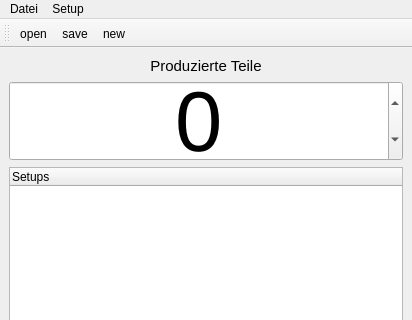
Before: the Qt Designer form QT_MainWindow_PlotterWizard.ui in hidbefra/PlotterWizard, drawn with Qt 5; both pictures show x 0 to 412 and y 0 to 320 of the 412 by 688 pixel window.
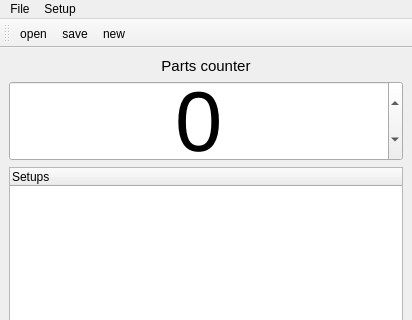
After: the same form once the commit is applied. Icons and pictures are not drawn.

Patch:
```diff
--- a/QT_MainWindow_PlotterWizard.ui
+++ b/QT_MainWindow_PlotterWizard.ui
@@ -36,7 +36,7 @@
        </font>
       </property>
       <property name="text">
-       <string>Produzierte Teile</string>
+       <string>Parts counter</string>
       </property>
       <property name="alignment">
        <set>Qt::AlignCenter</set>
@@ -232,7 +232,7 @@
    </widget>
    <widget class="QMenu" name="menuDatei">
     <property name="title">
-     <string>Datei</string>
+     <string>File</string>
     </property>
     <addaction name="actionopen"/>
     <addaction name="actionnew"/>
```
